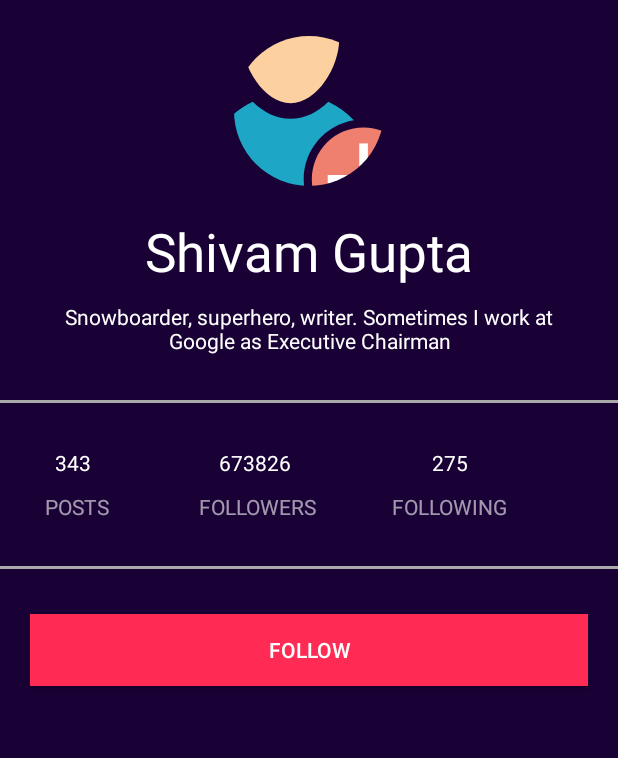
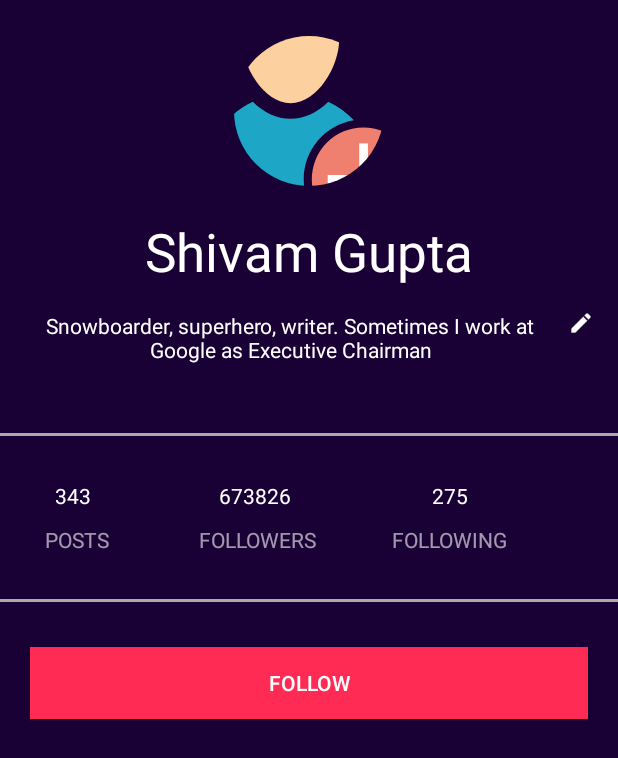
Before and after one commit to therealshabi/Musica, an Android app: the ProfileDescriptionActivity screen opened directly, with no data from a screen before it, on a phone screen of 412 x 824 dp. Shown: the top 758 px of the screen. Run offline under Robolectric (Android 15) with nearby library versions, the phone set to English and light mode, and no system bars; libraries missing offline, so code that uses them is left out: com.github.siyamed.shapeimageview; plain views replace CircularImageView.

Commit message:
Changed Descripion Activity

```diff
--- a/app/src/main/res/layout/activity_profile_description.xml
+++ b/app/src/main/res/layout/activity_profile_description.xml
@@ -1,12 +1,16 @@
 <?xml version="1.0" encoding="utf-8"?>
-<LinearLayout xmlns:android="http://schemas.android.com/apk/res/android"
+<ScrollView xmlns:android="http://schemas.android.com/apk/res/android"
     xmlns:tools="http://schemas.android.com/tools"
-    android:id="@+id/activity_profile_description"
     android:layout_width="match_parent"
     android:layout_height="match_parent"
     android:background="@color/colorPrimary"
-    android:orientation="vertical"
     tools:context="com.finiteloop.musica.ProfileDescriptionActivity">
+
+    <LinearLayout
+        android:id="@+id/activity_profile_description"
+        android:layout_width="match_parent"
+        android:layout_height="match_parent"
+        android:orientation="vertical">
 
 
     <com.github.siyamed.shapeimageview.CircularImageView
@@ -25,16 +29,31 @@
         android:textColor="@android:color/white"
         android:textSize="35sp" />
 
-    <TextView
-        android:layout_width="match_parent"
-        android:layout_height="wrap_content"
-        android:layout_gravity="center"
-        android:layout_marginLeft="40dp"
-        android:layout_marginRight="40dp"
-        android:layout_marginTop="10dp"
-        android:text="Snowboarder, superhero, writer. Sometimes I work at Google as Executive Chairman"
-        android:textAlignment="center"
-        android:textColor="@android:color/white" />
+        <LinearLayout
+            android:layout_width="match_parent"
+            android:layout_height="wrap_content"
+            android:layout_margin="8dp"
+            android:orientation="horizontal">
+
+            <TextView
+                android:layout_width="wrap_content"
+                android:layout_height="wrap_content"
+                android:layout_margin="4dp"
+                android:layout_weight="0.8"
+                android:gravity="center"
+                android:padding="4dp"
+                android:text="Snowboarder, superhero, writer. Sometimes I work at Google as Executive Chairman"
+                android:textColor="@android:color/white" />
+
+            <ImageView
+                android:layout_width="wrap_content"
+                android:layout_height="wrap_content"
+                android:layout_marginRight="8dp"
+                android:layout_marginTop="4dp"
+                android:layout_weight="0.2"
+                android:src="@drawable/ic_edit_white_24dp" />
+
+        </LinearLayout>
 
     <View
         android:layout_width="match_parent"
@@ -139,4 +158,5 @@
         android:text="Follow"
         android:textColor="@android:color/white" />
 
-</LinearLayout>
+    </LinearLayout>
+</ScrollView>
```
Also changed, not shown: app/src/main/res/drawable-hdpi/ic_edit_white_24dp.png (added), app/src/main/res/drawable-mdpi/ic_edit_white_24dp.png (added), app/src/main/res/drawable-xhdpi/ic_edit_white_24dp.png (added), app/src/main/res/drawable-xxhdpi/ic_edit_white_24dp.png (added), app/src/main/res/drawable-xxxhdpi/ic_edit_white_24dp.png (added).
